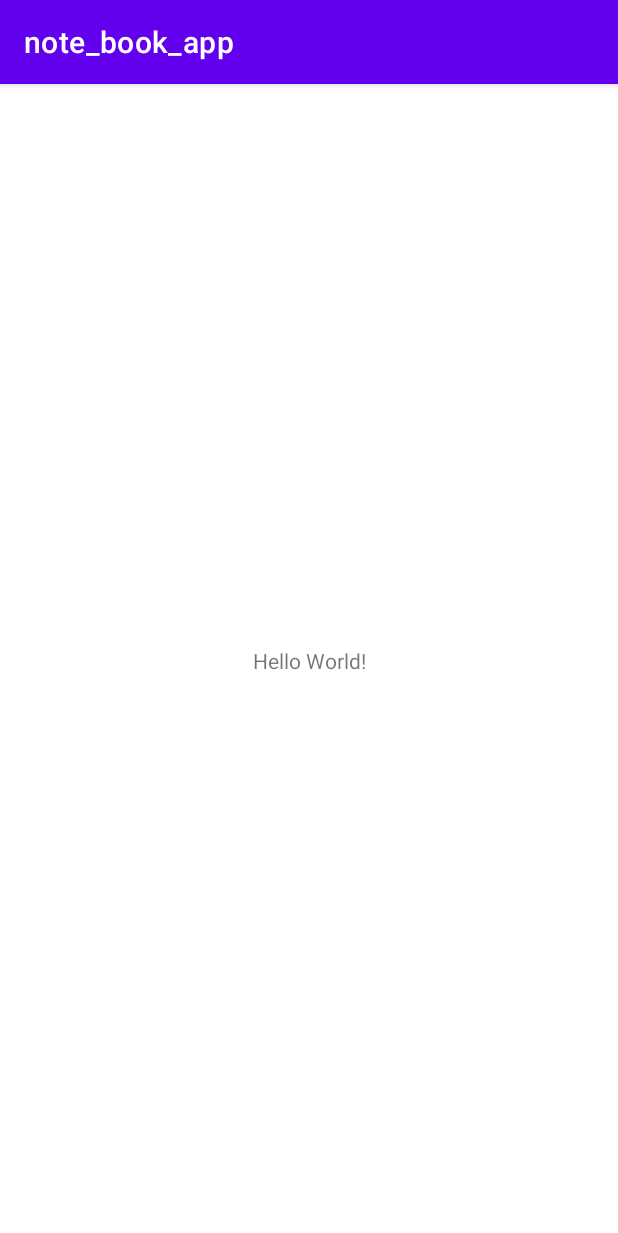
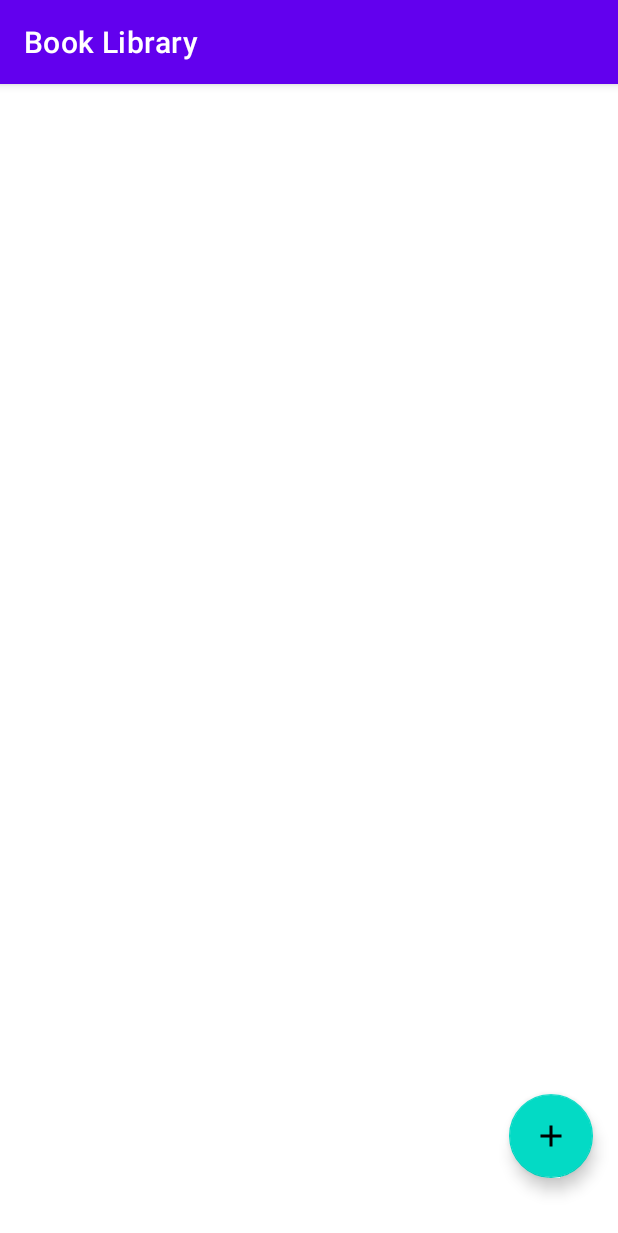
Before and after one commit to Anas-Nabih/Note-Book-App, an Android app: the screen it shows after launch (MainActivity), on a phone screen of 412 x 824 dp. Shown: the top 1233 px of the screen. Run offline under Robolectric (Android 15) with nearby library versions, the phone set to English and light mode, and no system bars.

Commit message:
Create Database Schema and add book Activity

```diff
--- a/app/src/main/java/com/example/note_book_app/MainActivity.java
+++ b/app/src/main/java/com/example/note_book_app/MainActivity.java
@@ -1,14 +1,34 @@
 package com.example.note_book_app;
 
 import androidx.appcompat.app.AppCompatActivity;
+import androidx.recyclerview.widget.RecyclerView;
 
+import android.content.Intent;
 import android.os.Bundle;
+import android.view.View;
+
+import com.google.android.material.floatingactionbutton.FloatingActionButton;
 
 public class MainActivity extends AppCompatActivity {
+
+    private RecyclerView recyclerView;
+    private FloatingActionButton add_button;
 
     @Override
     protected void onCreate(Bundle savedInstanceState) {
         super.onCreate(savedInstanceState);
         setContentView(R.layout.activity_main);
+
+        recyclerView = findViewById(R.id.recyclerViewId);
+        add_button = findViewById(R.id.add_button_Id);
+
+        add_button.setOnClickListener(new View.OnClickListener() {
+            @Override
+            public void onClick(View view) {
+                Intent intent = new Intent(MainActivity.this, AddActivity.class);
+              startActivity(intent);
+            }
+        });
+
     }
 }
--- /dev/null
+++ b/app/src/main/res/drawable/ic_add_24.xml
@@ -0,0 +1,5 @@
+<vector android:height="24dp" android:tint="#FFFFFF"
+    android:viewportHeight="24" android:viewportWidth="24"
+    android:width="24dp" xmlns:android="http://schemas.android.com/apk/res/android">
+    <path android:fillColor="@android:color/white" android:pathData="M19,13h-6v6h-2v-6H5v-2h6V5h2v6h6v2z"/>
+</vector>
--- a/app/src/main/res/layout/activity_main.xml
+++ b/app/src/main/res/layout/activity_main.xml
@@ -6,13 +6,28 @@
     android:layout_height="match_parent"
     tools:context=".MainActivity">
 
-    <TextView
+    <com.google.android.material.floatingactionbutton.FloatingActionButton
+        android:id="@+id/add_button_Id"
         android:layout_width="wrap_content"
         android:layout_height="wrap_content"
-        android:text="Hello World!"
+        android:clickable="true"
+        app:layout_constraintBottom_toBottomOf="@+id/recyclerViewId"
+        app:layout_constraintEnd_toEndOf="parent"
+        app:layout_constraintHorizontal_bias="0.954"
+        app:layout_constraintStart_toStartOf="parent"
+        app:layout_constraintTop_toTopOf="parent"
+        app:layout_constraintVertical_bias="0.946"
+        app:srcCompat="@drawable/ic_add_24" />
+
+    <androidx.recyclerview.widget.RecyclerView
+        android:id="@+id/recyclerViewId"
+        android:layout_width="409dp"
+        android:layout_height="729dp"
         app:layout_constraintBottom_toBottomOf="parent"
-        app:layout_constraintLeft_toLeftOf="parent"
-        app:layout_constraintRight_toRightOf="parent"
-        app:layout_constraintTop_toTopOf="parent" />
+        app:layout_constraintEnd_toEndOf="parent"
+        app:layout_constraintHorizontal_bias="1.0"
+        app:layout_constraintStart_toStartOf="parent"
+        app:layout_constraintTop_toTopOf="parent"
+        app:layout_constraintVertical_bias="1.0" />
 
 </androidx.constraintlayout.widget.ConstraintLayout>
```
Also changed, not shown: app/src/main/AndroidManifest.xml (+7 -1 lines), app/src/main/java/com/example/note_book_app/AddActivity.java (added, +14 -0 lines), app/src/main/java/com/example/note_book_app/DatabaseHelper.java (added, +44 -0 lines), app/src/main/res/layout/activity_add.xml (added, +56 -0 lines).
